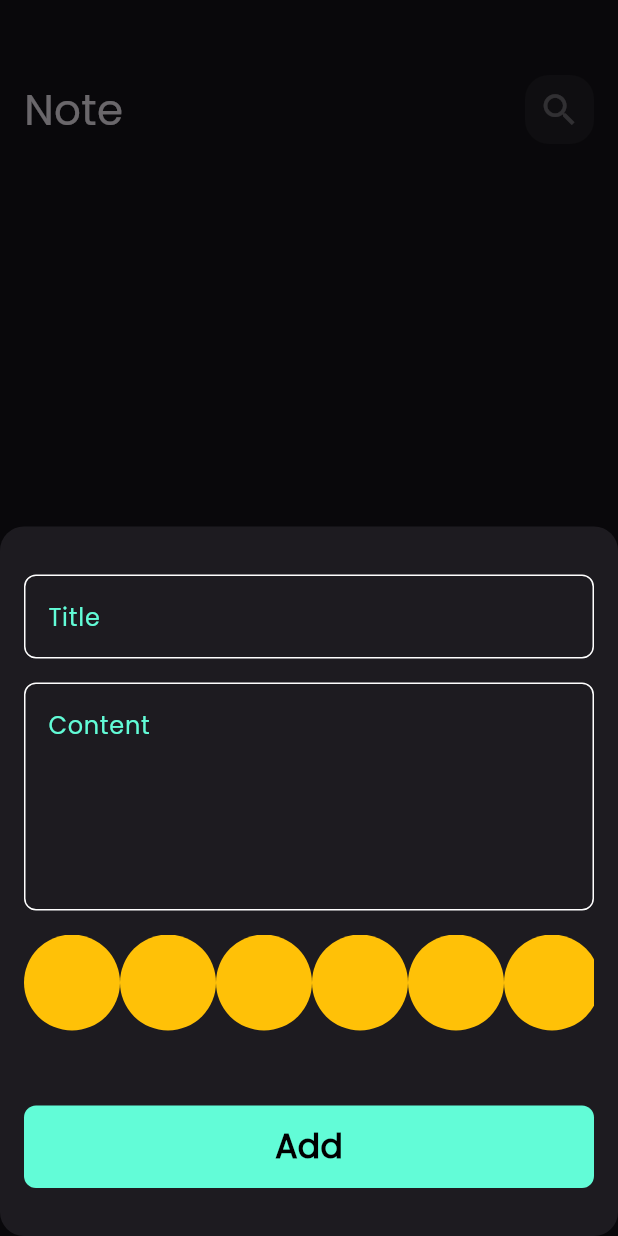
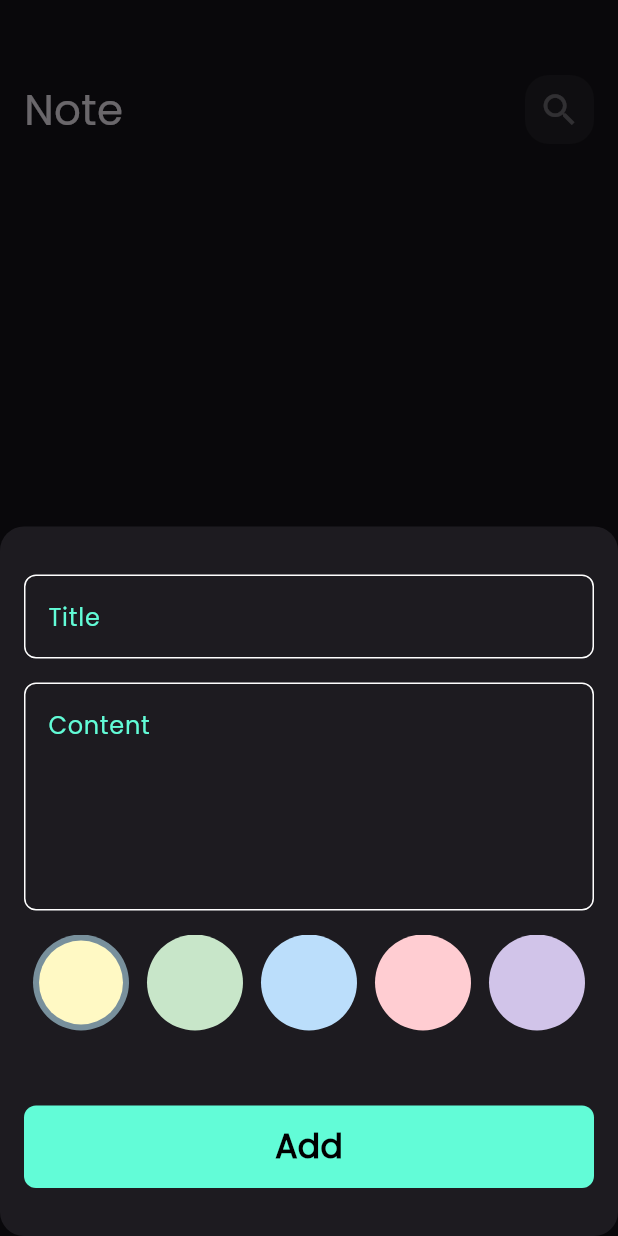
Before and after one commit to mahabdo571/notes_app, a Flutter app: the screen it shows after launch, after a tap on the "add" icon, on a phone screen of 412 x 824 dp. Run offline on Flutter 3.47's test engine with Material 3 defaults, Android fonts, the phone set to English and light mode, and no system bars; our stand-ins replace bloc, flutter_bloc, font_awesome_flutter, hive, hive_flutter; accounts and stored records are empty.

Commit message:
Refactor ColorsListView and ColorItem to utilize kNoteColors for dynamic color selection

```diff
--- a/lib/constants.dart
+++ b/lib/constants.dart
@@ -2,3 +2,13 @@ import 'package:flutter/material.dart';
 
 const kPrimaryColor = const Color(0xff62fcd7);
 const kNoteBox = 'db';
+const kSelectedBorderColor = Color(0xFF78909C);
+
+const kNoteColors = [
+  Color(0xFFFFF9C4), // Light Yellow
+  Color(0xFFC8E6C9), // Light Green
+  Color(0xFFBBDEFB), // Light Blue
+  Color(0xFFFFCDD2), // Light Red
+  Color(0xFFD1C4E9), // Light Purple
+  Color(0xFFFFE0B2), // Light Orange
+];
--- a/lib/widgets/color_item.dart
+++ b/lib/widgets/color_item.dart
@@ -1,10 +1,19 @@
 import 'package:flutter/material.dart';
+import 'package:notes_app/constants.dart';
 
 class ColorItem extends StatelessWidget {
-  const ColorItem({super.key});
+  const ColorItem({super.key, required this.isActive, required this.color});
+  final bool isActive;
+  final Color color;
 
   @override
   Widget build(BuildContext context) {
-    return const CircleAvatar(backgroundColor: Colors.amber, radius: 32);
+    return isActive
+        ? CircleAvatar(
+          backgroundColor: kSelectedBorderColor,
+          radius: 32,
+          child: CircleAvatar(backgroundColor: color, radius: 28),
+        )
+        : CircleAvatar(backgroundColor: color, radius: 32);
   }
 }
--- a/lib/widgets/colors_list_view.dart
+++ b/lib/widgets/colors_list_view.dart
@@ -1,20 +1,38 @@
 import 'package:flutter/material.dart';
+import 'package:notes_app/constants.dart';
 import 'package:notes_app/widgets/add_note_form.dart';
 import 'package:notes_app/widgets/color_item.dart';
 
-class ColorsListView extends StatelessWidget {
+class ColorsListView extends StatefulWidget {
   const ColorsListView({super.key});
 
+  @override
+  State<ColorsListView> createState() => _ColorsListViewState();
+}
+
+class _ColorsListViewState extends State<ColorsListView> {
+  int currntIndex = 0;
   @override
   Widget build(BuildContext context) {
     return SizedBox(
       height: 32 * 2,
       child: ListView.builder(
-        itemCount: 10,
+        itemCount: kNoteColors.length,
         scrollDirection: Axis.horizontal,
 
         itemBuilder: (ctx, i) {
-          return const ColorItem();
+          return Padding(
+            padding: const EdgeInsets.symmetric(horizontal: 6),
+            child: GestureDetector(
+              onTap: () {
+                setState(() {
+                  currntIndex = i;
+                });
+              },
+
+              child: ColorItem(color:kNoteColors[i],isActive: currntIndex == i),
+            ),
+          );
         },
       ),
     );
```
